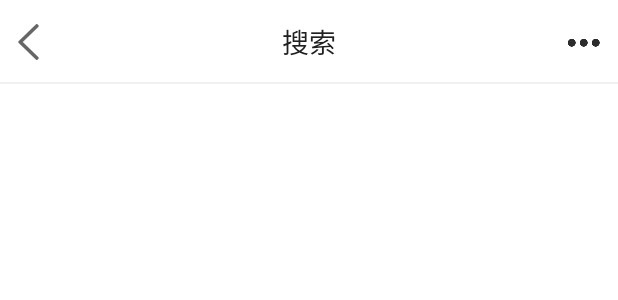
After one commit to lbavsc/NPE, an Android app: the layout activity_search.xml on its own in the app's theme, with its tools: preview values and no code run, on a phone screen of 412 x 824 dp. The commit adds this screen. Shown: the top 300 px of the screen. Run offline under Robolectric (Android 15) with nearby library versions, the phone set to English and light mode, and no system bars.

Commit message:
搜索结果页面

```diff
--- a/app/src/main/AndroidManifest.xml
+++ b/app/src/main/AndroidManifest.xml
@@ -19,7 +19,8 @@
         android:roundIcon="@mipmap/ic_launcher_round"
         android:supportsRtl="true"
         android:theme="@style/AppTheme">
-        <activity android:name=".ui.main.activity.MainActivity"></activity>
+        <activity android:name=".ui.search.SearchActivity"/>
+        <activity android:name=".ui.main.activity.MainActivity" />
         <activity android:name=".ui.regist.RegistActivity" />
         <activity android:name=".ui.login.LoginActivity">
             <intent-filter>
@@ -28,9 +29,6 @@
                 <category android:name="android.intent.category.LAUNCHER" />
             </intent-filter>
         </activity>
-        <activity android:name=".ui.main.DemoActivity" />
-        <activity android:name=".ui.tab_bar.activity.TabBarActivity" />
-        <activity android:name=".ui.viewpager.activity.ViewPagerActivity" />
     </application>
 
 </manifest>
--- a/app/src/main/java/com/experiment/npe/binding/twinklingrefreshlayout/ViewAdapter.java
+++ b/app/src/main/java/com/experiment/npe/adapter/ViewAdapter.java
@@ -1,4 +1,4 @@
-package com.experiment.npe.binding.twinklingrefreshlayout;
+package com.experiment.npe.adapter;
 
 
 import android.databinding.BindingAdapter;
--- a/app/src/main/java/com/experiment/npe/app/AppViewModelFactory.java
+++ b/app/src/main/java/com/experiment/npe/app/AppViewModelFactory.java
@@ -11,6 +11,7 @@ import com.experiment.npe.data.NpeRepository;
 import com.experiment.npe.ui.login.LoginViewModel;
 import com.experiment.npe.ui.main.vm.ViewPagerViewModel;
 import com.experiment.npe.ui.regist.RegistViewModel;
+import com.experiment.npe.ui.search.SearchViewModel;
 
 
 /**
@@ -52,6 +53,8 @@ public class AppViewModelFactory extends ViewModelProvider.NewInstanceFactory {
             return (T) new LoginViewModel(mApplication, mRepository);
         } else if (modelClass.isAssignableFrom(ViewPagerViewModel.class)) {
             return (T) new ViewPagerViewModel(mApplication, mRepository);
+        } else if (modelClass.isAssignableFrom(SearchViewModel.class)) {
+            return (T) new SearchViewModel(mApplication, mRepository);
         }
         throw new IllegalArgumentException("Unknown ViewModel class: " + modelClass.getName());
     }
--- a/app/src/main/java/com/experiment/npe/data/source/http/service/NpeApiService.java
+++ b/app/src/main/java/com/experiment/npe/data/source/http/service/NpeApiService.java
@@ -7,7 +7,6 @@ import com.experiment.npe.entity.UserEntity;
 
 import io.reactivex.Observable;
 import me.goldze.mvvmhabit.http.BaseResponse;
-import okhttp3.RequestBody;
 import retrofit2.http.Body;
 import retrofit2.http.Field;
 import retrofit2.http.FormUrlEncoded;
--- a/app/src/main/java/com/experiment/npe/ui/main/vm/ViewPagerItemViewModel.java
+++ b/app/src/main/java/com/experiment/npe/ui/main/vm/ViewPagerItemViewModel.java
@@ -9,6 +9,7 @@ import me.goldze.mvvmhabit.binding.command.BindingCommand;
 /**
  * Created by lbavsc on 20-9-11
  */
+
 public class ViewPagerItemViewModel extends ItemViewModel<ViewPagerViewModel> {
     public String text;
 
@@ -24,4 +25,6 @@ public class ViewPagerItemViewModel extends ItemViewModel<ViewPagerViewModel> {
             viewModel.itemClickEvent.setValue(text);
         }
     });
+
+
 }
--- /dev/null
+++ b/app/src/main/res/layout/activity_search.xml
@@ -0,0 +1,75 @@
+<?xml version="1.0" encoding="utf-8"?>
+<layout>
+
+    <data>
+
+        <variable
+            name="viewModel"
+            type="com.experiment.npe.ui.search.SearchViewModel" />
+    </data>
+
+    <LinearLayout xmlns:android="http://schemas.android.com/apk/res/android"
+        xmlns:binding="http://schemas.android.com/apk/res-auto"
+        android:layout_width="match_parent"
+        android:layout_height="match_parent"
+        android:orientation="vertical">
+
+
+        <android.support.v7.widget.Toolbar
+            android:id="@+id/toolbar"
+            android:layout_width="match_parent"
+            android:layout_height="56dp"
+            android:background="@color/white"
+            binding:contentInsetStart="0dp">
+
+            <RelativeLayout
+                android:layout_width="match_parent"
+                android:layout_height="match_parent">
+
+                <ImageView
+                    android:id="@+id/iv_back"
+                    android:layout_width="wrap_content"
+                    android:layout_height="match_parent"
+                    android:layout_alignParentLeft="true"
+                    android:layout_centerVertical="true"
+                    android:background="?selectableItemBackground"
+                    android:padding="12dp"
+                    android:src="@mipmap/back"
+                    binding:onClickCommand="@{viewModel.backOnClick}" />
+
+                <TextView
+                    android:id="@+id/tv_title"
+                    style="@style/TextAppearance.AppCompat.Widget.ActionBar.Title"
+                    android:layout_width="wrap_content"
+                    android:layout_height="wrap_content"
+                    android:layout_centerInParent="true"
+                    android:ellipsize="end"
+                    android:gravity="center"
+                    android:maxEms="12"
+                    android:singleLine="true"
+                    android:text="搜索"
+                    android:textColor="@color/textColor"
+                    android:textSize="18sp" />
+
+
+                <ImageView
+                    android:id="@+id/iv_right_icon"
+                    android:layout_width="wrap_content"
+                    android:layout_height="match_parent"
+                    android:layout_alignParentRight="true"
+                    android:layout_centerVertical="true"
+                    android:background="?selectableItemBackground"
+                    android:gravity="center"
+                    android:padding="12dp"
+                    android:src="@mipmap/toolbar_more"
+                    binding:onClickCommand="@{viewModel.rightIconOnClick}"
+                    />
+
+                <View
+                    style="@style/ViewLineStyle"
+                    android:layout_alignParentBottom="true" />
+            </RelativeLayout>
+        </android.support.v7.widget.Toolbar>
+
+    </LinearLayout>
+</layout>
```
Also changed, not shown: app/src/main/java/com/experiment/npe/entity/JokeEntity.java (+23 -0 lines), app/src/main/java/com/experiment/npe/ui/base/adapter/BaseFragmentPagerAdapter.java (added, +40 -0 lines), app/src/main/java/com/experiment/npe/ui/base/fragment/BasePagerFragment.java (added, +61 -0 lines), app/src/main/java/com/experiment/npe/ui/base/viewmodel/ToolbarViewModel.java (added, +113 -0 lines), app/src/main/java/com/experiment/npe/ui/main/fragment/TabBar1Fragment.java (+17 -0 lines), app/src/main/java/com/experiment/npe/ui/main/vm/ViewPagerViewModel.java (+12 -40 lines), app/src/main/java/com/experiment/npe/ui/search/SearchActivity.java (added, +46 -0 lines), app/src/main/java/com/experiment/npe/ui/search/SearchViewModel.java (added, +84 -0 lines), app/src/main/res/layout/fragment_base_pager.xml (added, +42 -0 lines), app/src/main/res/layout/fragment_tab_bar_1.xml (+11 -14 lines), app/src/main/res/layout/layout_toolbar.xml (added, +81 -0 lines).
